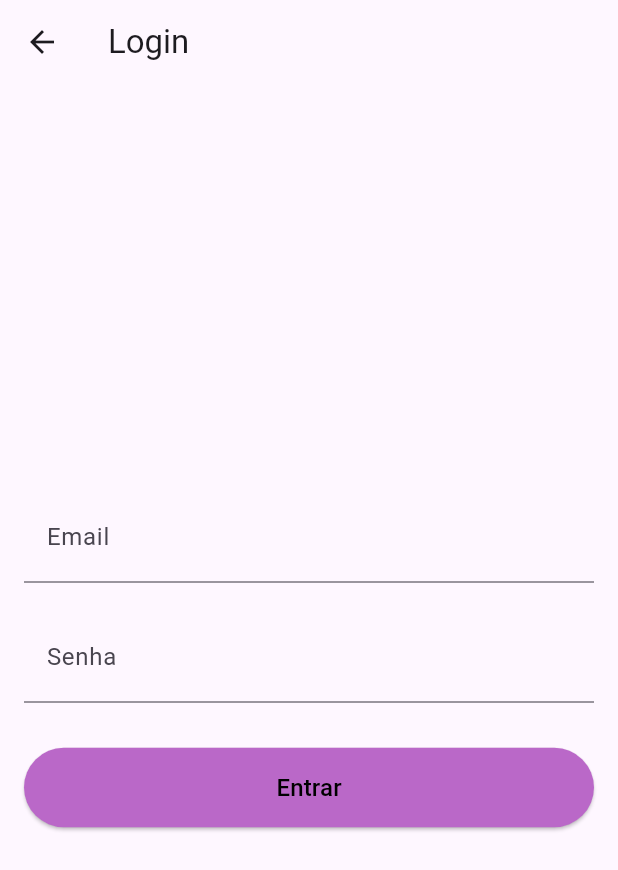
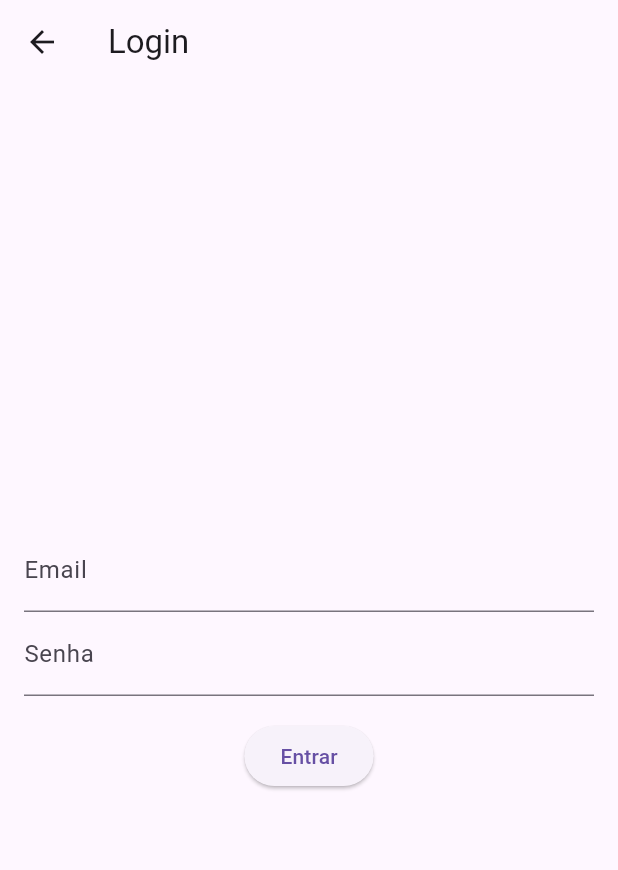
Before and after one commit to AyrllanP/DSI, a Flutter app: the MoodJourneyHome screen opened directly, after a tap on "Entrar", on a phone screen of 412 x 824 dp. Shown: the top 870 px of the screen. Run offline on Flutter 3.47's test engine with Material 3 defaults, Android fonts, the phone set to English and light mode, and no system bars; our stand-ins replace firebase_auth, firebase_core; accounts and stored records are empty; generated files the repository leaves out were written again.

Commit message:
Implementação de Login, Cadastro e Logout. Adição de ajuste, utilidades e a página notas diárias

```diff
--- a/lib/login.dart
+++ b/lib/login.dart
@@ -1,4 +1,6 @@
 import 'package:flutter/material.dart';
+import 'servicos/autenticacao.dart'; // Importa o serviço de autenticação
+import 'utilidades/snackbar.dart'; // Importa o arquivo de configuração da SnackBar
 
 class LoginPage extends StatefulWidget {
   @override
@@ -9,6 +11,8 @@ class _LoginPageState extends State<LoginPage> {
   final _formKey = GlobalKey<FormState>();
   final TextEditingController _emailController = TextEditingController();
   final TextEditingController _senhaController = TextEditingController();
+  final AutenticacaoServico _authServico =
+      AutenticacaoServico(); // Instância do serviço de autenticação
 
   // Função de validação para o campo de email
   String? validarEmail(String? value) {
@@ -35,76 +39,76 @@ class _LoginPageState extends State<LoginPage> {
     return null;
   }
 
+  // Função para realizar o login
+  void _fazerLogin() async {
+    String email = _emailController.text.trim();
+    String senha = _senhaController.text.trim();
+
+    if (email.isEmpty || senha.isEmpty) {
+      // Exibe a SnackBar com a cor vermelha (erro) se os campos estiverem vazios
+      mostrarSnackBar(
+        context: context,
+        texto: "Preencha os campos",
+        isErro: false,
+      );
+      return;
+    }
+
+    // Chama o método do serviço de autenticação
+    String? erro = await _authServico.logarUsuarios(email: email, senha: senha);
+
+    if (erro != null) {
+      // Exibe a SnackBar com a cor vermelha (erro) caso haja erro no login
+      mostrarSnackBar(
+          context: context,
+          texto:
+              "Senha ou Email incorreto.Ou Usuário não cadastrado"); // caso queira ver o erro deixa assim : 'texto: erro'
+    } else {
+      // Exibe a SnackBar com a cor verde (sucesso) caso o login seja bem-sucedido
+      mostrarSnackBar(
+          context: context,
+          texto: "Login realizado com sucesso!",
+          isErro: false // Sucesso
+          );
+      // Navega para a tela de notas diárias
+      Navigator.pushReplacementNamed(context, '/notas_diarias');
+    }
+  }
+
   @override
   Widget build(BuildContext context) {
     return Scaffold(
       appBar: AppBar(
-        title: Text('Login'),
+        title: const Text("Login"),
       ),
-      body: Center(
-        child: Padding(
-          padding: const EdgeInsets.symmetric(horizontal: 16.0),
+      body: Padding(
+        padding: const EdgeInsets.all(16.0),
         child: Form(
           key: _formKey,
           child: Column(
-              mainAxisAlignment:
-                  MainAxisAlignment.center, // Centraliza os campos na tela
-              crossAxisAlignment: CrossAxisAlignment.stretch,
+            mainAxisAlignment: MainAxisAlignment.center,
             children: [
               // Campo Email
               TextFormField(
                 controller: _emailController,
-                  decoration: InputDecoration(
-                    labelText: 'Email',
-                    contentPadding:
-                        EdgeInsets.symmetric(vertical: 10.0, horizontal: 15.0),
-                    // Fundo invisível com linha na parte inferior
-                    border: UnderlineInputBorder(),
-                  ),
-                  keyboardType: TextInputType.emailAddress,
+                decoration: const InputDecoration(labelText: "Email"),
                 validator: validarEmail,
               ),
-                SizedBox(
-                    height: 20), // Aumentando o espaçamento entre os campos
-
               // Campo Senha
               TextFormField(
                 controller: _senhaController,
-                  decoration: InputDecoration(
-                    labelText: 'Senha',
-                    contentPadding:
-                        EdgeInsets.symmetric(vertical: 10.0, horizontal: 15.0),
-                    // Fundo invisível com linha na parte inferior
-                    border: UnderlineInputBorder(),
-                  ),
                 obscureText: true,
+                decoration: const InputDecoration(labelText: "Senha"),
                 validator: validarSenha,
               ),
-                SizedBox(height: 30), // Espaço maior entre os campos e o botão
-
+              const SizedBox(height: 16.0),
               // Botão de Login
               ElevatedButton(
-                  style: ElevatedButton.styleFrom(
-                    backgroundColor:
-                        Color.fromARGB(255, 186, 104, 200), // Cor do botão
-                    padding: EdgeInsets.symmetric(vertical: 15.0),
-                  ),
-                  onPressed: () {
-                    if (_formKey.currentState?.validate() ?? false) {
-                      // Processar o login
-                      ScaffoldMessenger.of(context).showSnackBar(
-                        SnackBar(content: Text('Login realizado com sucesso')),
-                      );
-                    }
-                  },
-                  child: Text(
-                    'Entrar',
-                    style: TextStyle(
-                        fontSize: 16, color: Colors.black), // Estilo do texto
-                  ),
+                onPressed:
+                    _fazerLogin, // Chama a função de login ao pressionar o botão
+                child: const Text("Entrar"),
               ),
             ],
-            ),
           ),
         ),
       ),
```
Also changed, not shown: lib/cadastro.dart (+33 -26 lines), lib/notas_diarias.dart (added, +113 -0 lines), lib/pagina_inicial.dart (+33 -9 lines), lib/servicos/autenticacao.dart (added, +50 -0 lines), lib/utilidades/snackbar.dart (added, +13 -0 lines). Lines whose indentation alone changed are shown as unchanged.
